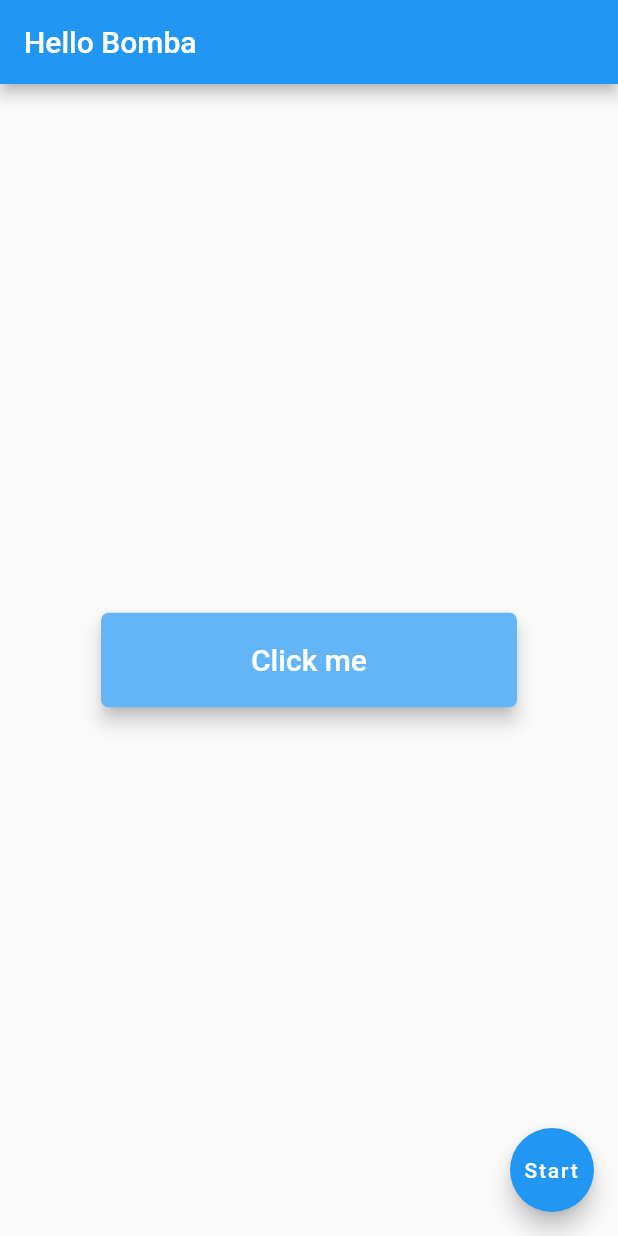
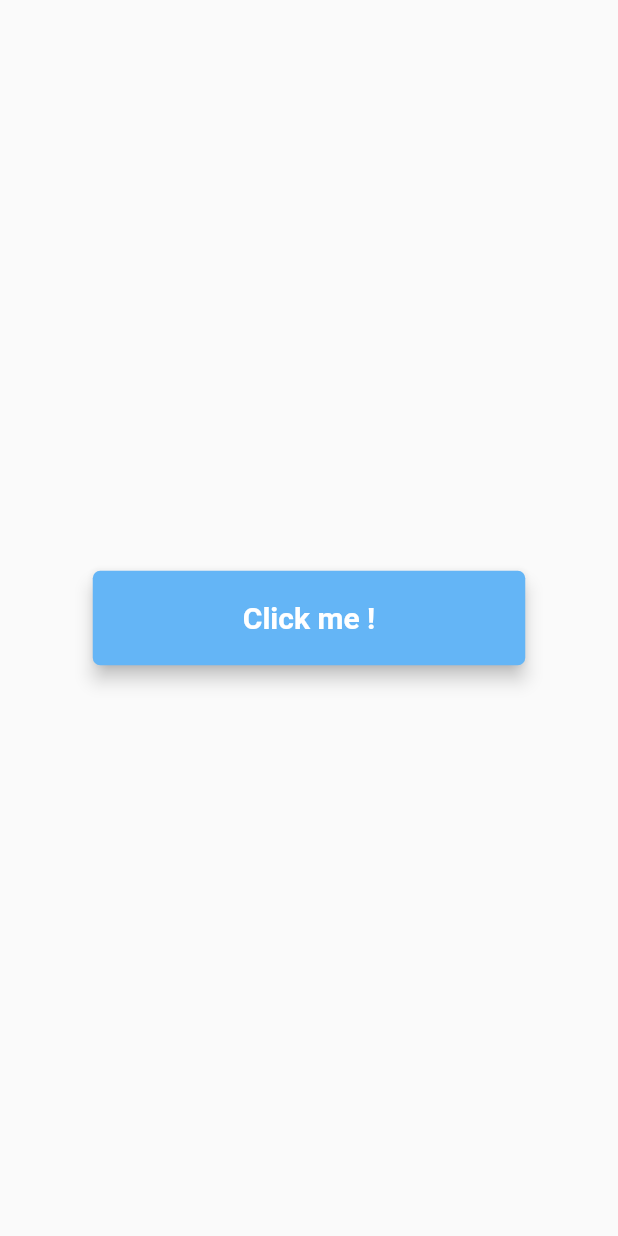
Before and after one commit to AgitatedMuffin/poline_proj, a Flutter app: the screen it shows after launch, on a phone screen of 412 x 824 dp. Run offline on Flutter 3.47's test engine with Material 2 defaults, Android fonts, the phone set to English and light mode, and no system bars; our stand-ins replace camera.

Commit message:
Empty like your heart

```diff
--- a/lib/main.dart
+++ b/lib/main.dart
@@ -3,9 +3,14 @@ import 'dart:io';
 
 import 'package:flutter/material.dart';
 import 'package:camera/camera.dart';
+import 'package:flutter/services.dart';
 import 'package:path_provider/path_provider.dart';
 
 void main() {
+  SystemChrome.setSystemUIOverlayStyle(SystemUiOverlayStyle(
+      statusBarColor: Colors.transparent,
+      statusBarIconBrightness: Brightness.dark));
+
   runApp(MaterialApp(
     initialRoute: '/',
     routes: {
@@ -74,7 +79,7 @@ class _MyHomePageState extends State<MyHomePage> {
 
   _cameraTakePictures() async {
     await controller.takePicture().then((value) => this.imageFile = value);
-    this.imageFile.saveTo('${this._storageDirectory.path}/saved.jpg');
+    this.imageFile.saveTo('${this._storageDirectory.path}/only.jpg');
     print("All Done");
   }
 
@@ -103,9 +108,6 @@ class _MyHomePageState extends State<MyHomePage> {
   @override
   Widget build(BuildContext context) {
     return Scaffold(
-      appBar: AppBar(
-        title: Text("Hello Bomba"),
-      ),
       body: Container(
         alignment: Alignment.center,
         child: RaisedButton(
@@ -115,17 +117,11 @@ class _MyHomePageState extends State<MyHomePage> {
           padding: EdgeInsets.symmetric(horizontal: 100, vertical: 20),
           onPressed: () => {_cameraTakePictures()},
           child: Text(
-            "Click me",
-            style: TextStyle(fontSize: 20, color: Colors.white),
+            "Click me !",
+            style: TextStyle(
+                fontSize: 20, color: Colors.white, fontWeight: FontWeight.bold),
             textAlign: TextAlign.center,
           ),
-        ),
-      ),
-      floatingActionButton: FloatingActionButton(
-        onPressed: () => _timerFunction(),
-        child: Text(
-          running ? 'Pause' : "Start",
-          textAlign: TextAlign.center,
         ),
       ),
     );
```
